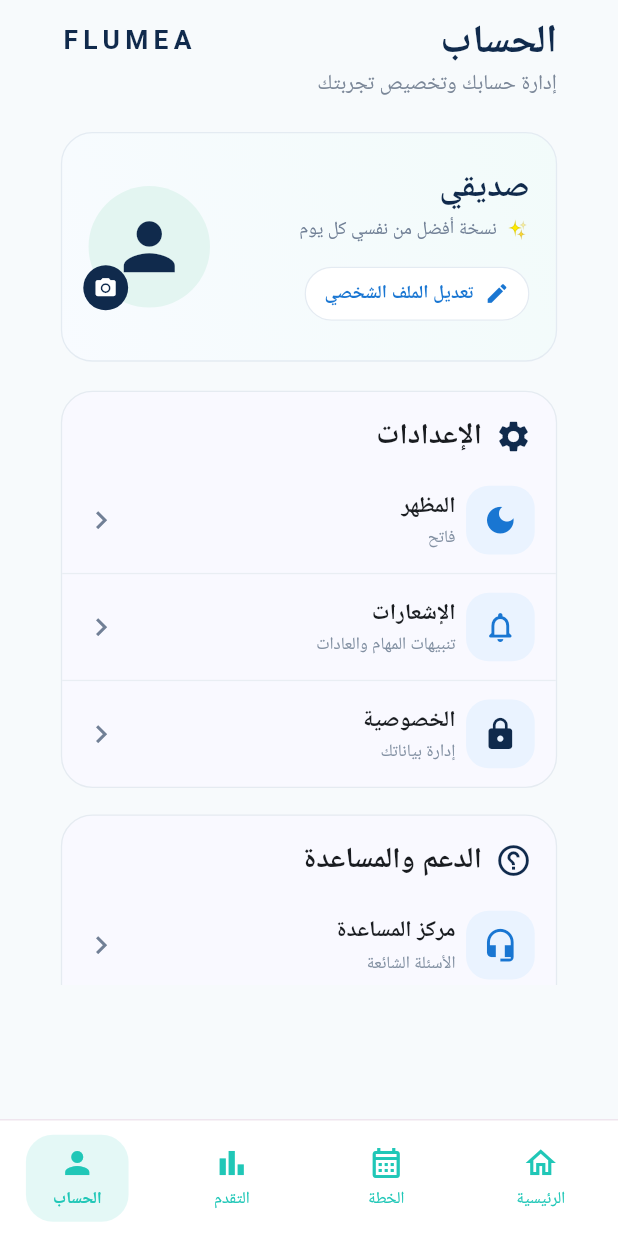
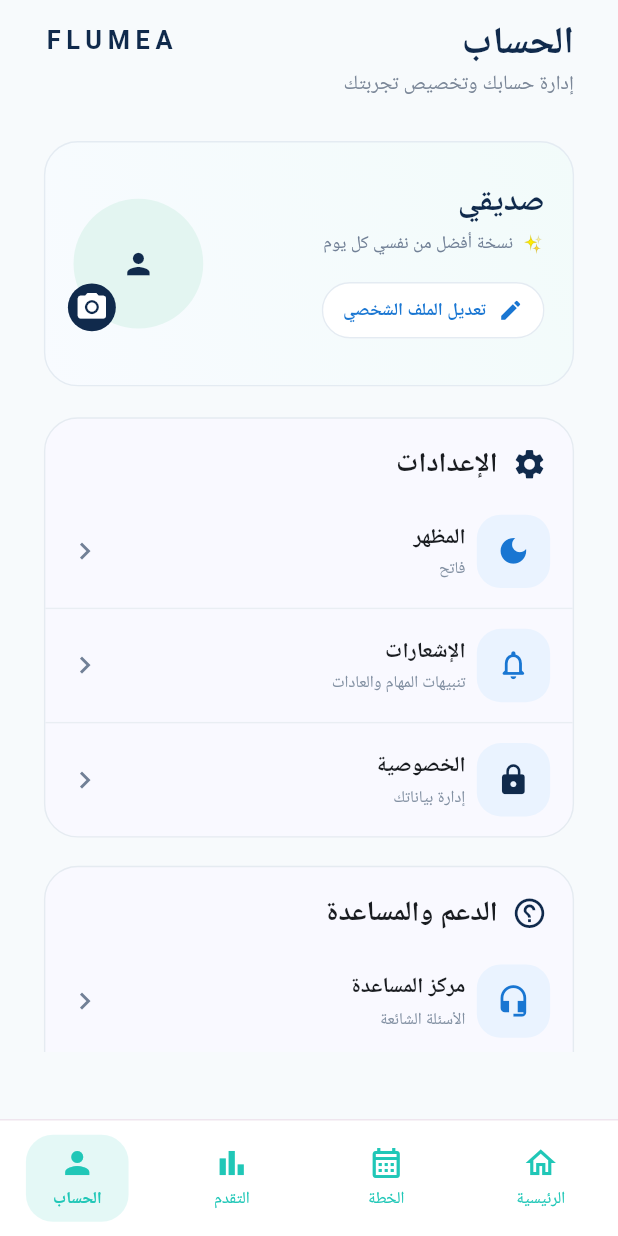
Before and after one commit to hosenovr-ship-it/flumea, a Flutter app: the AccountScreen screen opened directly, on a phone screen of 412 x 824 dp. Run offline on Flutter 3.47's test engine with Material 3 defaults, Android fonts, the phone set to English and light mode, and no system bars; our stand-ins replace flutter_local_notifications, flutter_svg, google_sign_in, image_picker, shared_preferences, supabase_flutter; accounts and stored records are empty; network calls fail; statements that could not run were skipped.

Commit message:
Add files via upload

```diff
--- a/lib/account_screen.dart
+++ b/lib/account_screen.dart
@@ -375,7 +375,7 @@ class _AccountScreenState extends State<AccountScreen> {
                       child: const Icon(
                         Icons.notifications_none_rounded,
                         color: blue,
-                        size: 25,
+                        size: MediaQuery.sizeOf(context).width < 600 ? 25 * 0.90 : 25,
                       ),
                     ),
                     const SizedBox(width: 12),
@@ -551,7 +551,7 @@ class _AccountScreenState extends State<AccountScreen> {
                   child: Icon(
                     icon,
                     color: color,
-                    size: 23,
+                    size: MediaQuery.sizeOf(context).width < 600 ? 23 * 0.90 : 23,
                   ),
                 ),
                 const SizedBox(width: 8),
@@ -741,7 +741,7 @@ class _AccountScreenState extends State<AccountScreen> {
                       child: const Icon(
                         Icons.palette_outlined,
                         color: blue,
-                        size: 27,
+                        size: MediaQuery.sizeOf(context).width < 600 ? 27 * 0.90 : 27,
                       ),
                     ),
                     const SizedBox(width: 12),
@@ -830,7 +830,7 @@ class _AccountScreenState extends State<AccountScreen> {
                   child: const Icon(
                     Icons.logout_rounded,
                     color: Color(0xFFD93B3B),
-                    size: 32,
+                    size: MediaQuery.sizeOf(context).width < 600 ? 32 * 0.90 : 32,
                   ),
                 ),
                 const SizedBox(height: 16),
@@ -933,9 +933,15 @@ class _AccountScreenState extends State<AccountScreen> {
       textDirection: TextDirection.rtl,
       child: Scaffold(
         backgroundColor: Theme.of(context).scaffoldBackgroundColor,
-        body: SafeArea(
+        body: MediaQuery(
+          data: MediaQuery.of(context).copyWith(
+            textScaler: TextScaler.linear(
+              MediaQuery.sizeOf(context).width < 600 ? 0.90 : 1.0,
+            ),
+          ),
+          child: SafeArea(
           child: Transform.scale(
-            scale: MediaQuery.sizeOf(context).width < 600 ? 0.88 : 1.0,
+            scale: MediaQuery.sizeOf(context).width < 600 ? 0.94 : 1.0,
             alignment: Alignment.topCenter,
             child: SingleChildScrollView(
             padding: const EdgeInsets.fromLTRB(18, 16, 18, 110),
@@ -1046,13 +1052,13 @@ class _AccountScreenState extends State<AccountScreen> {
                                       fit: BoxFit.cover,
                                       errorBuilder: (context, error, stackTrace) => const Icon(
                                         Icons.person,
-                                        size: 58,
+                                        size: MediaQuery.sizeOf(context).width < 600 ? 58 * 0.90 : 58,
                                         color: navy,
                                       ),
                                     )
                                   : const Icon(
                                       Icons.person,
-                                      size: 58,
+                                      size: MediaQuery.sizeOf(context).width < 600 ? 58 * 0.90 : 58,
                                       color: navy,
                                     ),
                             ),
@@ -1079,7 +1085,7 @@ class _AccountScreenState extends State<AccountScreen> {
                                       )
                                     : const Icon(
                                         Icons.camera_alt,
-                                        size: 18,
+                                        size: MediaQuery.sizeOf(context).width < 600 ? 18 * 0.90 : 18,
                                         color: Colors.white,
                                       ),
                               ),
@@ -1125,7 +1131,7 @@ class _AccountScreenState extends State<AccountScreen> {
                                 onPressed: _editProfile,
                                 icon: const Icon(
                                   Icons.edit,
-                                  size: 19,
+                                  size: MediaQuery.sizeOf(context).width < 600 ? 19 * 0.90 : 19,
                                   color: blue,
                                 ),
                                 label: const Text(
@@ -1268,6 +1274,7 @@ class _AccountScreenState extends State<AccountScreen> {
           ),
             ),
         ),
+        ),
         bottomNavigationBar: FlumeaBottomNavigation(
           selectedIndex: 3,
         ),
@@ -1298,7 +1305,7 @@ class _AccountScreenState extends State<AccountScreen> {
                 Icon(
                   icon,
                   color: navy,
-                  size: 28,
+                  size: MediaQuery.sizeOf(context).width < 600 ? 28 * 0.90 : 28,
                 ),
                 const SizedBox(width: 10),
                 Expanded(
@@ -1368,14 +1375,14 @@ class _AccountScreenState extends State<AccountScreen> {
                     child: Icon(
                       icon,
                       color: color,
-                      size: 27,
+                      size: MediaQuery.sizeOf(context).width < 600 ? 27 * 0.90 : 27,
                     ),
                   ),
                   const SizedBox(width: 10),
                   const Icon(
                     Icons.chevron_left,
                     color: Color(0xFF718096),
-                    size: 27,
+                    size: MediaQuery.sizeOf(context).width < 600 ? 27 * 0.90 : 27,
                   ),
                   const Spacer(),
                   Expanded(
@@ -1415,7 +1422,7 @@ class _AccountScreenState extends State<AccountScreen> {
                   const Icon(
                     Icons.chevron_left,
                     color: Color(0xFF718096),
-                    size: 27,
+                    size: MediaQuery.sizeOf(context).width < 600 ? 27 * 0.90 : 27,
                   ),
                   const Spacer(),
                   Expanded(
@@ -1461,7 +1468,7 @@ class _AccountScreenState extends State<AccountScreen> {
                     child: Icon(
                       icon,
                       color: color,
-                      size: 27,
+                      size: MediaQuery.sizeOf(context).width < 600 ? 27 * 0.90 : 27,
                     ),
                   ),
                 ],
@@ -1804,13 +1811,13 @@ class _FlumeaEditProfileScreenState extends State<FlumeaEditProfileScreen> {
                                     fit: BoxFit.cover,
                                     errorBuilder: (context, error, stackTrace) => Icon(
                                       Icons.person_rounded,
-                                      size: 68,
+                                      size: MediaQuery.sizeOf(context).width < 600 ? 68 * 0.90 : 68,
                                       color: isDark ? Colors.white70 : navy,
                                     ),
                                   )
                                 : Icon(
                                     Icons.person_rounded,
-                                    size: 68,
+                                    size: MediaQuery.sizeOf(context).width < 600 ? 68 * 0.90 : 68,
                                     color: isDark ? Colors.white70 : navy,
                                   ),
                           ),
@@ -1838,7 +1845,7 @@ class _FlumeaEditProfileScreenState extends State<FlumeaEditProfileScreen> {
                                   : const Icon(
                                       Icons.camera_alt_rounded,
                                       color: Colors.white,
-                                      size: 21,
+                                      size: MediaQuery.sizeOf(context).width < 600 ? 21 * 0.90 : 21,
                                     ),
                             ),
                           ),
@@ -2067,7 +2074,7 @@ class FlumeaHelpCenterScreen extends StatelessWidget {
                       child: const Icon(
                         Icons.headset_mic_rounded,
                         color: blue,
-                        size: 35,
+                        size: MediaQuery.sizeOf(context).width < 600 ? 35 * 0.90 : 35,
                       ),
                     ),
                   ],
@@ -2279,7 +2286,7 @@ class _FlumeaContactScreenState extends State<FlumeaContactScreen> {
                         child: Icon(
                           icon,
                           color: const Color(0xFF55D6B2),
-                          size: 22,
+                          size: MediaQuery.sizeOf(context).width < 600 ? 22 * 0.90 : 22,
                         ),
                       ),
                       const SizedBox(width: 12),
@@ -2416,7 +2423,7 @@ class _FlumeaContactScreenState extends State<FlumeaContactScreen> {
                       child: const Icon(
                         Icons.mail_outline_rounded,
                         color: blue,
-                        size: 35,
+                        size: MediaQuery.sizeOf(context).width < 600 ? 35 * 0.90 : 35,
                       ),
                     ),
                   ],
@@ -2528,7 +2535,7 @@ class _FlumeaContactScreenState extends State<FlumeaContactScreen> {
                       const Icon(
                         Icons.support_agent_rounded,
                         color: Color(0xFF20B995),
-                        size: 32,
+                        size: MediaQuery.sizeOf(context).width < 600 ? 32 * 0.90 : 32,
                       ),
                       const SizedBox(width: 12),
                       Expanded(
```
